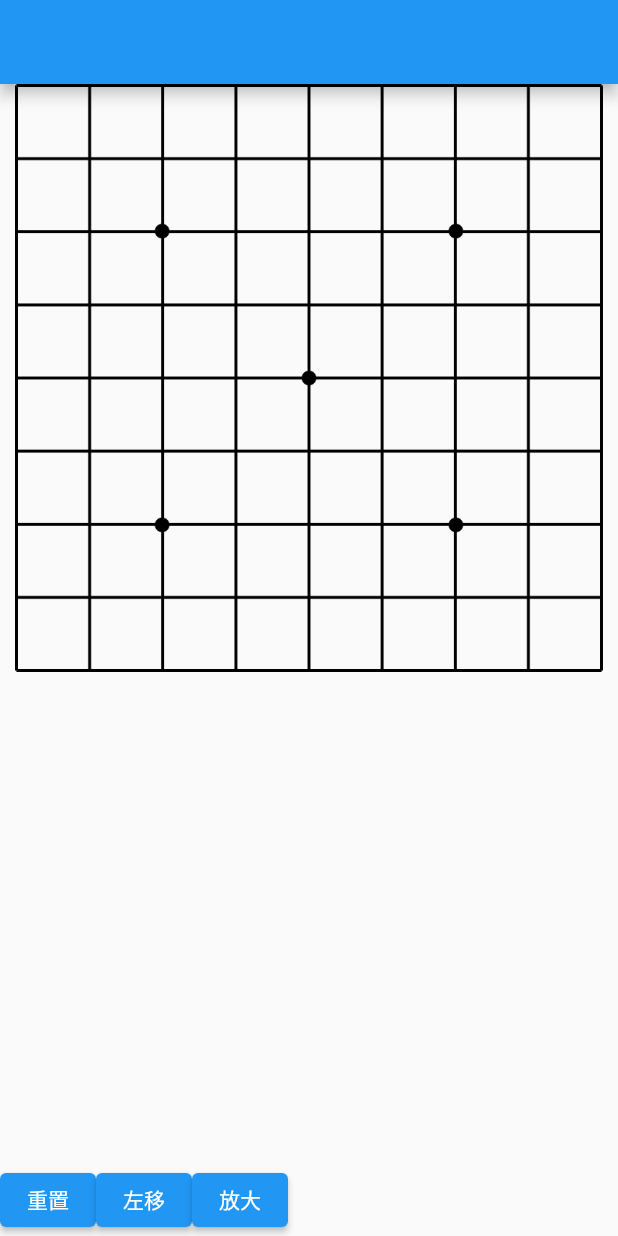
After one commit to hykruntoahead/FlutterGraduateSchool, a Flutter app: the InteractiveViewerDemo screen opened directly, on a phone screen of 412 x 824 dp. The commit adds this screen. Run offline on Flutter 3.47's test engine with Material 2 defaults, Android fonts, the phone set to English and light mode, and no system bars; network calls fail.

Commit message:
9.9 缩放/平移 组件

```diff
--- a/lib/functional_components/dialog_components.dart
+++ b/lib/functional_components/dialog_components.dart
@@ -1,4 +1,3 @@
-import 'dart:html';
 
 import 'package:flutter/material.dart';
 import 'package:flutter/cupertino.dart';
--- a/lib/functional_components/draggable_components.dart
+++ b/lib/functional_components/draggable_components.dart
@@ -1,4 +1,3 @@
-import 'dart:html';
 import 'dart:ui';
 
 import 'package:flutter/material.dart';
--- /dev/null
+++ b/lib/functional_components/inter_active_viewer_components2.dart
@@ -0,0 +1,70 @@
+import 'dart:ui';
+
+import 'package:flutter/material.dart';
+
+import 'dart:math';
+
+import 'package:flutter/material.dart';
+
+///
+/// desc:
+///
+
+class InteractiveViewerDemo extends StatefulWidget {
+  @override
+  _InteractiveViewerDemoState createState() => _InteractiveViewerDemoState();
+}
+
+class _InteractiveViewerDemoState extends State<InteractiveViewerDemo> {
+  final TransformationController _transformationController =
+  TransformationController();
+
+  @override
+  Widget build(BuildContext context) {
+    return Scaffold(
+      appBar: AppBar(),
+      body: Column(
+        children: [
+          Container(
+            padding: EdgeInsets.symmetric(horizontal: 10.0),
+            child: Center(
+              child: InteractiveViewer(
+                child: Image.asset('assets/images/go_board_09x09.png'),
+                transformationController: _transformationController,
+              ),
+            ),
+          ),
+          Expanded(
+            child: Container(),
+          ),
+          Row(
+            children: [
+              ElevatedButton(
+                child: Text('重置'),
+                onPressed: () {
+                  _transformationController.value = Matrix4.identity();
+                },
+              ),
+              ElevatedButton(
+                child: Text('左移'),
+                onPressed: () {
+                  var matrix = _transformationController.value.clone();
+                  matrix.translate(-5.0);
+                  _transformationController.value = matrix;
+                },
+              ),
+              ElevatedButton(
+                child: Text('放大'),
+                onPressed: () {
+                  var matrix = _transformationController.value.clone();
+                  matrix.scale(1.5, 1.0, 1.0);
+                  _transformationController.value = matrix;
+                },
+              ),
+            ],
+          ),
+        ],
+      ),
+    );
+  }
+}
--- a/lib/functional_components/main_dart.dart
+++ b/lib/functional_components/main_dart.dart
@@ -12,6 +12,8 @@ import 'package:flutter_localizations/flutter_localizations.dart';
 
 import 'draggable_components.dart';
 import 'dragtarget_details.dart';
+import 'inter_active_viewer_components.dart';
+import 'inter_active_viewer_components2.dart';
 
 
 
@@ -41,7 +43,9 @@ class MyApp extends StatelessWidget {
               bodyText2: TextStyle(color: Colors.black, fontSize: 16),
             )),
         home:Scaffold(
-            body: DragTargetDetailsExample()
+            body:InteractiveViewerDemo()
+            // InteractiveViewerExample()
+            // DragTargetDetailsExample()
             // StartClip()
             // ShapeDemo()
             //DialogDemo()
--- a/lib/functional_components/shape_components.dart
+++ b/lib/functional_components/shape_components.dart
@@ -1,4 +1,3 @@
-import 'dart:html';
 
 import 'package:flutter/material.dart';
 
```
Also changed, not shown: lib/functional_components/inter_active_viewer_components.dart (added, +70 -0 lines), 1 other file.
